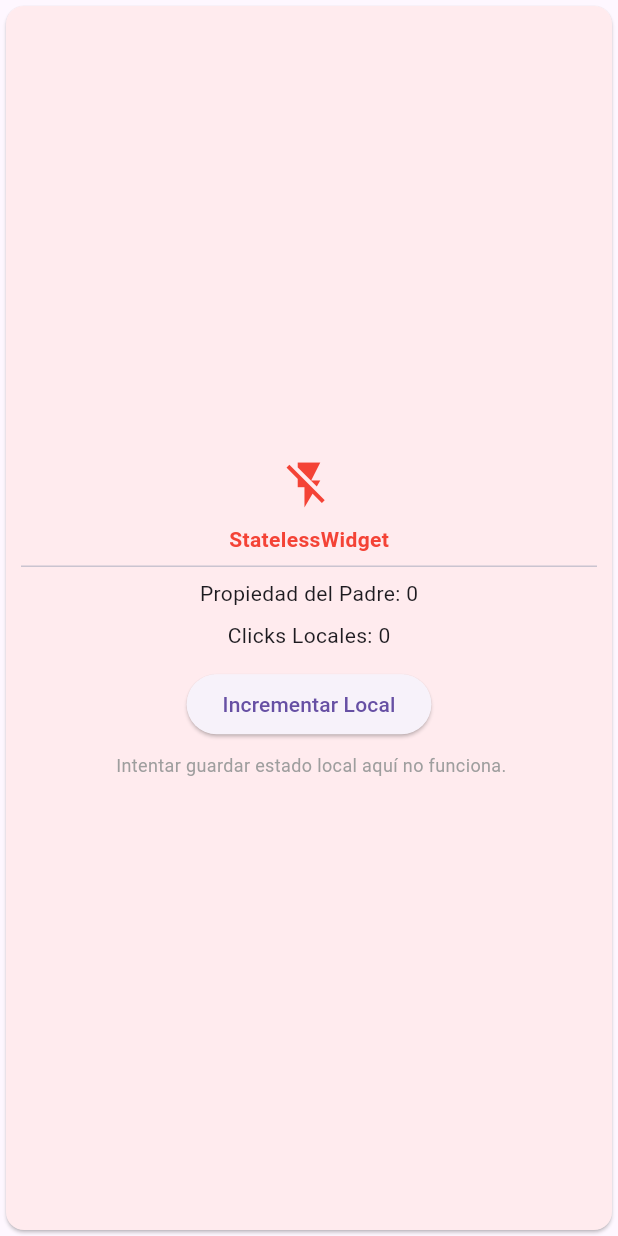
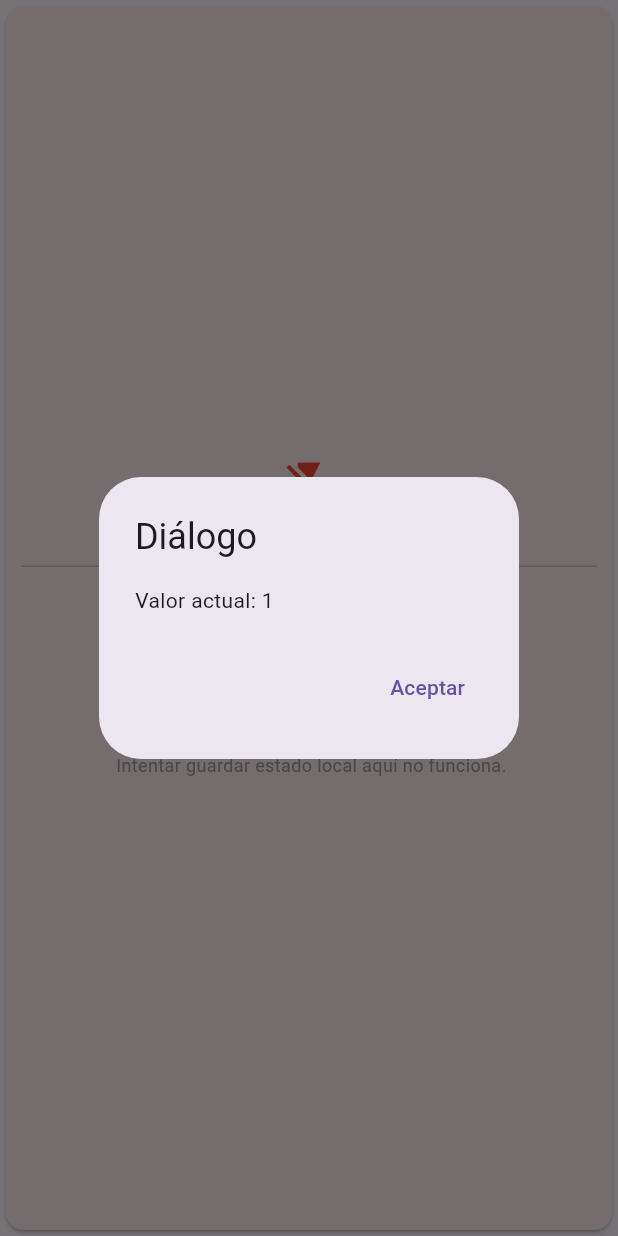
Before and after one commit to DanielGuzmanV/Fundamentos-Flutter, a Flutter app: the StatelessCard widget shown alone on an empty page, opened directly with empty values, after a tap on "Incrementar Local", on a phone screen of 412 x 824 dp. Run offline on Flutter 3.47's test engine with Material 3 defaults, Android fonts, the phone set to English and light mode, and no system bars; our stand-ins replace cached_network_image, dio, flutter_riverpod, go_router.

Commit message:
refactor(stateLF): se agregaron nuevas funciones y showdialog para los widgtes

```diff
--- a/lib/features/home/presentation/widgets/basics/topic_2/stateless_card.dart
+++ b/lib/features/home/presentation/widgets/basics/topic_2/stateless_card.dart
@@ -33,6 +33,21 @@ class StatelessCard extends StatelessWidget {
                 // Modificar esta variable no produce ningún cambio visual
                 // porque Stateless no puede llamar a setState()
                 localClicks++;
+
+                showDialog(
+                context: context,
+                builder: (context) => AlertDialog(
+                  title: const Text('Diálogo'),
+                  content: Text('Valor actual: $localClicks'), // <--- Muestra el valor
+                  actions: [
+                    TextButton(
+                      onPressed: () => Navigator.pop(context),
+                      child: const Text('Aceptar'),
+                    ),
+                  ],
+                ),
+              );
+
               },
               child: const Text('Incrementar Local', textAlign: TextAlign.center,),
             ),
```
Also changed, not shown: lib/features/home/presentation/widgets/basics/topic_2/stateful_card.dart (+9 -0 lines).
